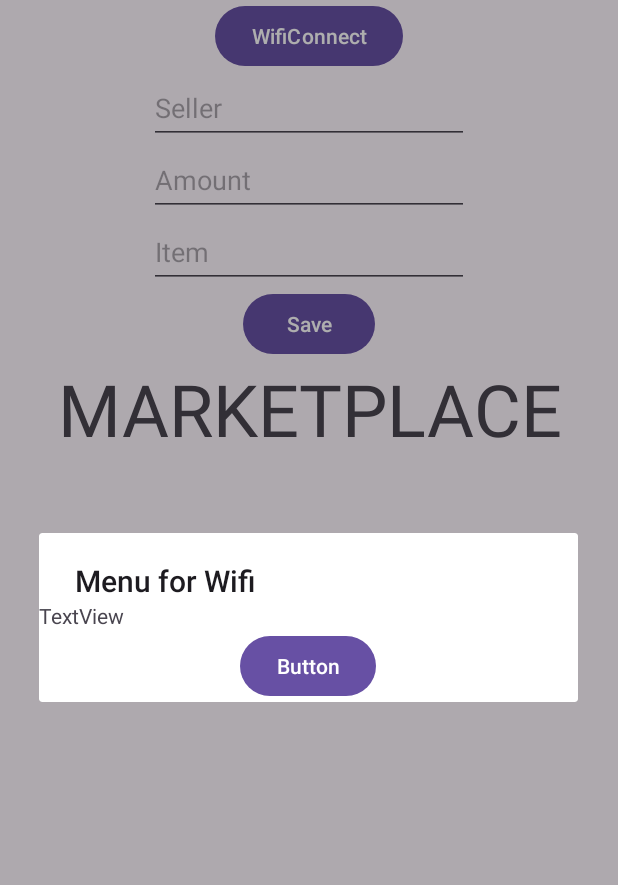
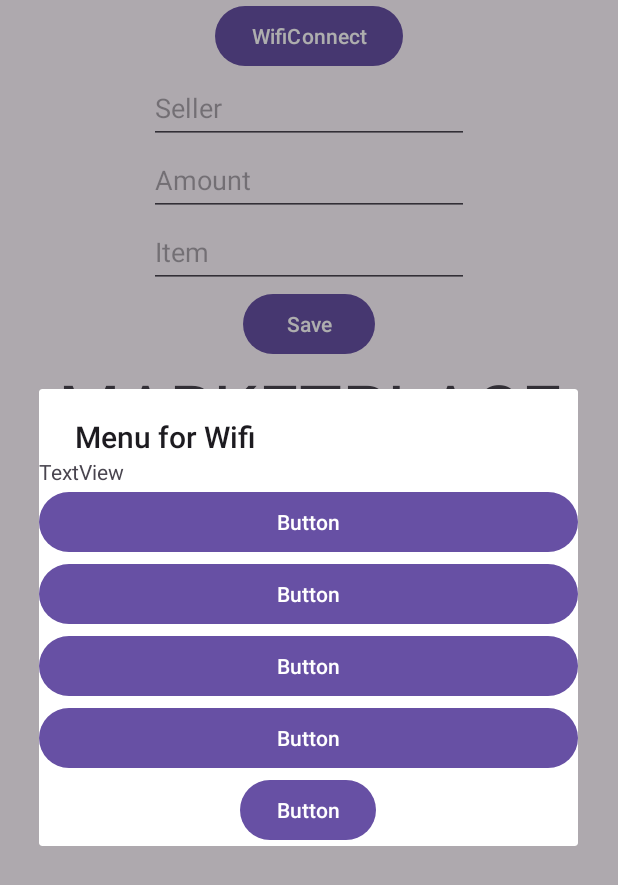
Before and after one commit to Nicholasclifford/A1_COMP_3606_1, an Android app: the screen it shows after launch (MainActivity), after a tap on "WifiConnect", on a phone screen of 412 x 824 dp. Shown: the top 885 px of the screen. Run offline under Robolectric (Android 15) with nearby library versions, the phone set to English and light mode, and no system bars.

Commit message:
New Start

```diff
--- a/app/src/main/res/layout/wifimenu.xml
+++ b/app/src/main/res/layout/wifimenu.xml
@@ -10,6 +10,37 @@
         android:layout_height="wrap_content"
         android:text="TextView" />
 
+    <LinearLayout
+        android:layout_width="match_parent"
+        android:layout_height="wrap_content"
+        android:orientation="horizontal">
+
+        <Button
+            android:id="@+id/button2"
+            android:layout_width="wrap_content"
+            android:layout_height="wrap_content"
+            android:layout_weight="1"
+            android:text="Button" />
+    </LinearLayout>
+
+    <Button
+        android:id="@+id/button3"
+        android:layout_width="match_parent"
+        android:layout_height="wrap_content"
+        android:text="Button" />
+
+    <Button
+        android:id="@+id/button4"
+        android:layout_width="match_parent"
+        android:layout_height="wrap_content"
+        android:text="Button" />
+
+    <Button
+        android:id="@+id/button5"
+        android:layout_width="match_parent"
+        android:layout_height="wrap_content"
+        android:text="Button" />
+
     <androidx.recyclerview.widget.RecyclerView
         android:layout_width="match_parent"
         android:layout_height="wrap_content" />
```
